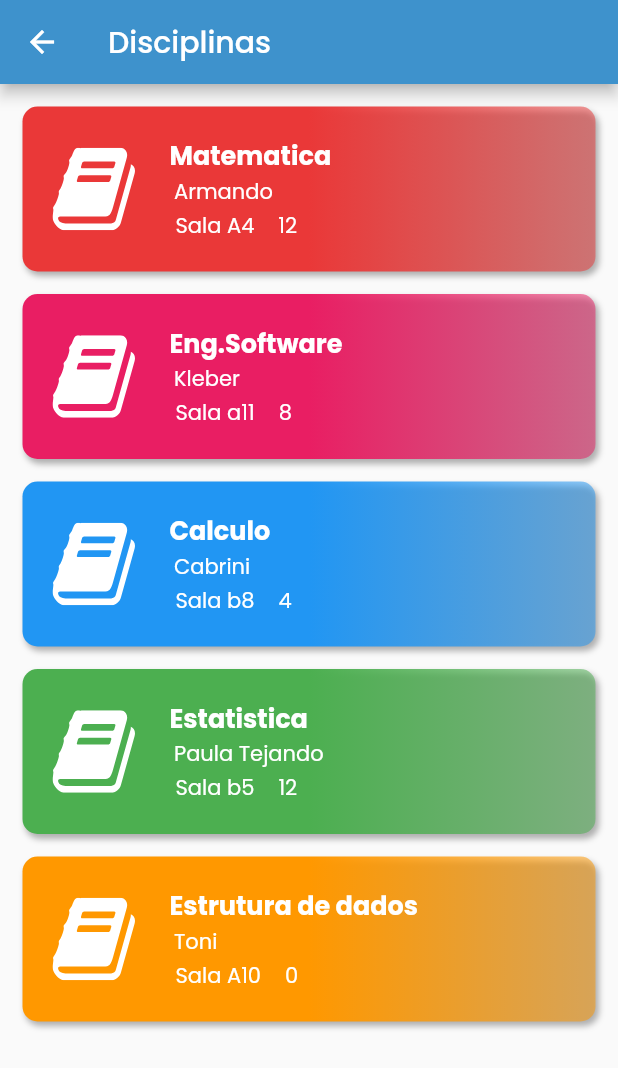
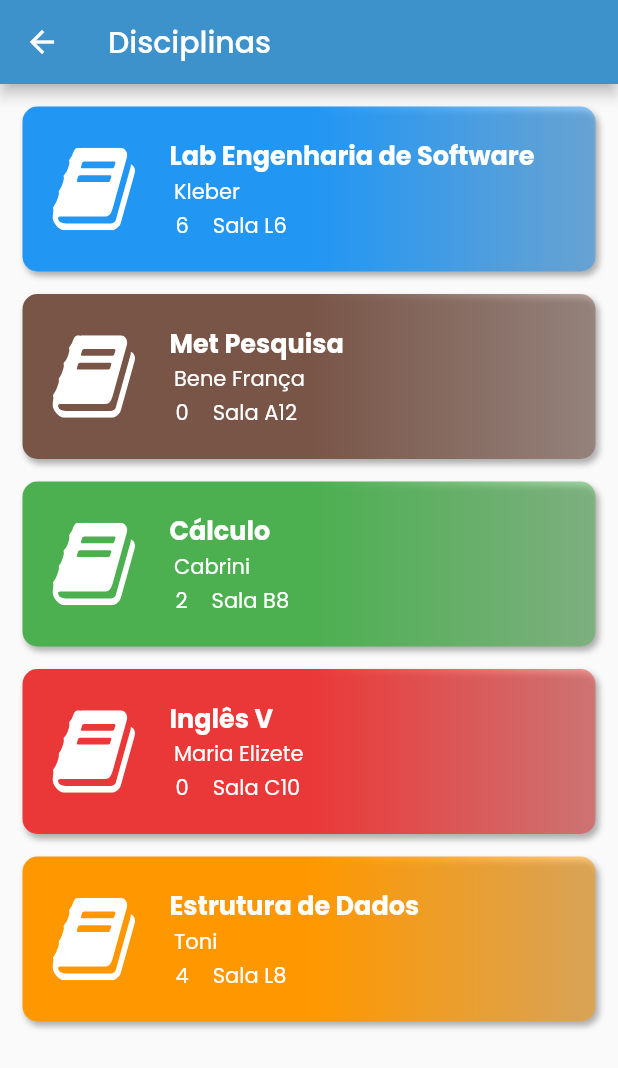
Before and after one commit to Mateuss18/School_Schedule, a Flutter app: the DisciplinasPage screen opened directly, on a phone screen of 412 x 824 dp. Shown: the top 1068 px of the screen. Run offline on Flutter 3.47's test engine with Material 2 defaults, Android fonts, the phone set to English and light mode, and no system bars; our stand-ins replace animated_splash_screen, cloud_firestore, firebase_auth, firebase_core, flutter_colorpicker, flutter_svg and 4 more; missing offline and left inert: dart:ffi; accounts and stored records are empty.

Commit message:
feat - mockup disciplinas

```diff
--- a/school_schedule/lib/modules/disciplinas/pages/disciplina_page.dart
+++ b/school_schedule/lib/modules/disciplinas/pages/disciplina_page.dart
@@ -72,65 +72,65 @@ class _DisciplinasPageState extends State<DisciplinasPage> {
         children: [
           CardWidget(
             iconAsset: AppImages.disciplinasBrancoSVG,
-            disciplinaName: 'Matematica',
-            primaryLabel: 'Armando',
-            secondaryLabel: 'Sala A4',
-            thirdlyLabel: '12',
-            color: AppColors.corRed,
+            disciplinaName: 'Lab Engenharia de Software',
+            primaryLabel: 'Kleber',
+            secondaryLabel: '6',
+            thirdlyLabel: 'Sala L6',
+            color: Colors.blue,
             onpressed: () {
               _displayInformation(
                 context,
-                'Matematica',
-                'Armando',
-                'Sala a4',
-                '12',
+                'Lab Engenharia de Software',
+                'Kleber',
+                '6',
+                'Sala L6',
                 '',
               );
             },
           ),
           CardWidget(
             iconAsset: AppImages.disciplinasBrancoSVG,
-            disciplinaName: 'Eng.Software',
-            primaryLabel: 'Kleber',
-            secondaryLabel: 'Sala a11',
-            thirdlyLabel: '8',
-            color: Colors.pink,
+            disciplinaName: 'Met Pesquisa',
+            primaryLabel: 'Bene França',
+            secondaryLabel: '0',
+            thirdlyLabel: 'Sala A12',
+            color: Colors.brown,
             onpressed: () {
               _displayInformation(
                 context,
-                'Eng.Software',
-                'Kleber',
-                'Sala a11',
-                '8',
+                'Met Pesquisa',
+                'Bene França',
+                '0',
+                'Sala A12',
                 '',
               );
             },
           ),
           CardWidget(
             iconAsset: AppImages.disciplinasBrancoSVG,
-            disciplinaName: 'Calculo',
+            disciplinaName: 'Cálculo',
             primaryLabel: 'Cabrini',
-            secondaryLabel: 'Sala b8',
-            thirdlyLabel: '4',
-            color: Colors.blue,
+            secondaryLabel: '2',
+            thirdlyLabel: 'Sala B8',
+            color: Colors.green,
             onpressed: () {
               _displayInformation(
                 context,
                 'Calculo',
                 'Cabrini',
-                'Sala b8',
-                '4',
+                '2',
+                'Sala B8',
                 '',
               );
             },
           ),
           CardWidget(
             iconAsset: AppImages.disciplinasBrancoSVG,
-            disciplinaName: 'Estatistica',
-            primaryLabel: 'Paula Tejando',
-            secondaryLabel: 'Sala b5',
-            thirdlyLabel: '12',
-            color: Colors.green,
+            disciplinaName: 'Inglês V',
+            primaryLabel: 'Maria Elizete',
+            secondaryLabel: '0',
+            thirdlyLabel: 'Sala C10',
+            color: AppColors.corRed,
             onpressed: () {
               _displayInformation(
                 context,
@@ -144,10 +144,10 @@ class _DisciplinasPageState extends State<DisciplinasPage> {
           ),
           CardWidget(
             iconAsset: AppImages.disciplinasBrancoSVG,
-            disciplinaName: 'Estrutura de dados',
+            disciplinaName: 'Estrutura de Dados',
             primaryLabel: 'Toni',
-            secondaryLabel: 'Sala A10',
-            thirdlyLabel: '0',
+            secondaryLabel: '4',
+            thirdlyLabel: 'Sala L8',
             color: Colors.orange,
             onpressed: () {
               _displayInformation(
@@ -239,7 +239,7 @@ class _DisciplinasPageState extends State<DisciplinasPage> {
         builder: (context) {
           return AlertDialog(
             title: const Text(
-              'Editar Disciplina',
+              'Disciplina',
               textAlign: TextAlign.center,
             ),
             scrollable: true,
```
